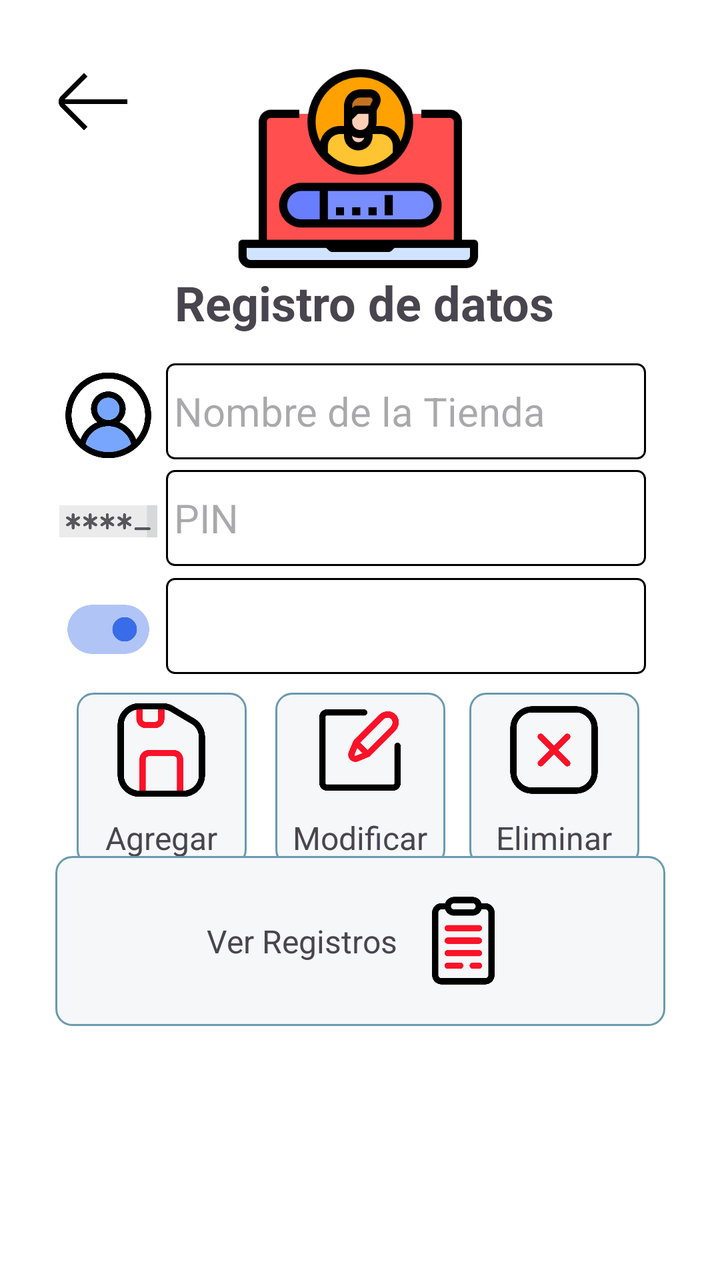
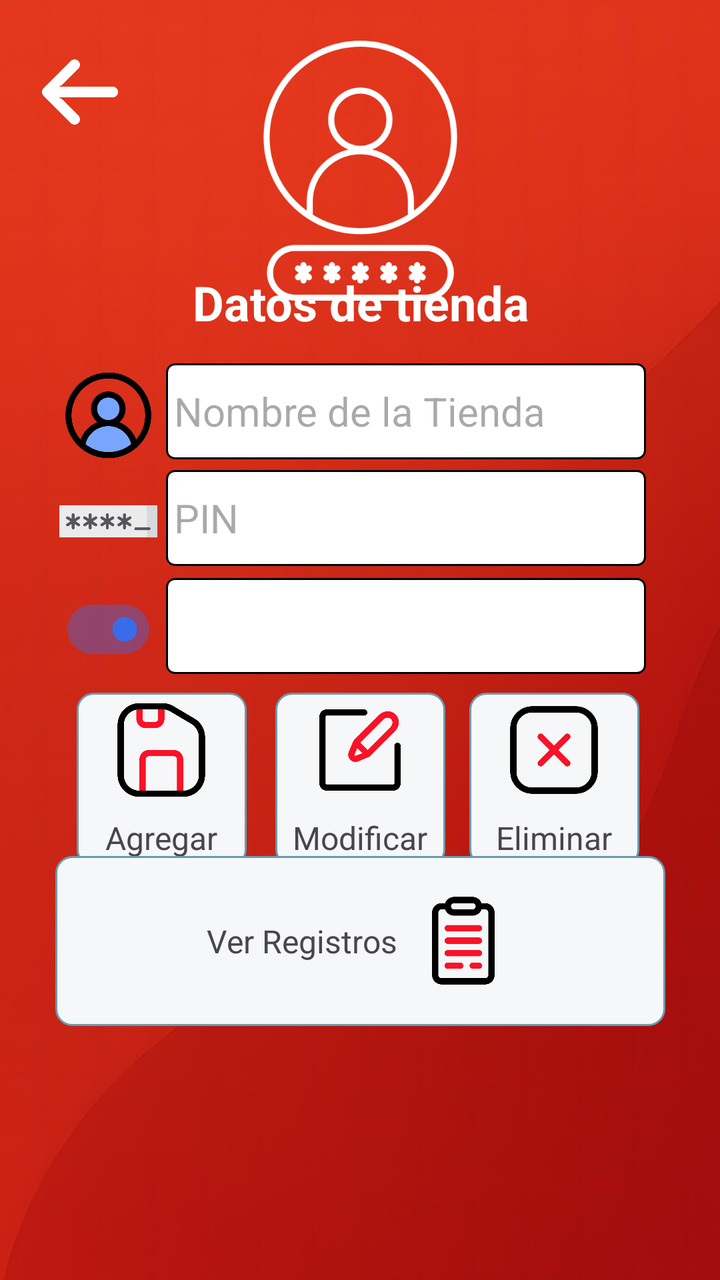

Compare the two renders of this Android layout. The source of the first and the diff that turns it into the second are given below.
<!-- AndroidManifest.xml: application theme Theme.ClaroRecargasApp -->
<!-- res/layout/activity_pantalla_ingreso_tienda.xml -->
<?xml version="1.0" encoding="utf-8"?>
<androidx.constraintlayout.widget.ConstraintLayout xmlns:android="http://schemas.android.com/apk/res/android"
    xmlns:app="http://schemas.android.com/apk/res-auto"
    xmlns:tools="http://schemas.android.com/tools"
    android:id="@+id/main"
    android:layout_width="match_parent"
    android:layout_height="match_parent"
    android:background="#FFFFFF"
    tools:context=".PantallaIngresoTienda">

    <TextView
        android:id="@+id/tituloPrincipal"
        android:layout_width="wrap_content"
        android:layout_height="wrap_content"
        android:layout_marginStart="24dp"
        android:text="Registro de datos"
        android:textSize="24sp"
        android:textStyle="bold"
        app:layout_constraintBottom_toBottomOf="parent"
        app:layout_constraintEnd_toEndOf="parent"
        app:layout_constraintHorizontal_bias="0.433"
        app:layout_constraintStart_toStartOf="parent"
        app:layout_constraintTop_toTopOf="parent"
        app:layout_constraintVertical_bias="0.222" />


    <ImageButton
        android:id="@+id/btnVolverTienda"
        android:layout_width="61dp"
        android:layout_height="59dp"
        android:layout_marginStart="16dp"
        android:background="#FFFFFF"
        android:contentDescription="@string/descripcion_boton"
        android:scaleType="fitCenter"
        app:layout_constraintBottom_toBottomOf="parent"
        app:layout_constraintEnd_toEndOf="parent"
        app:layout_constraintHorizontal_bias="0.0"
        app:layout_constraintStart_toStartOf="parent"
        app:layout_constraintTop_toTopOf="parent"
        app:layout_constraintVertical_bias="0.037"
        app:srcCompat="@drawable/regresar2" />

    <ImageView
        android:id="@+id/imageView2"
        android:layout_width="135dp"
        android:layout_height="130dp"
        app:layout_constraintBottom_toBottomOf="parent"
        app:layout_constraintEnd_toEndOf="parent"
        app:layout_constraintStart_toStartOf="parent"
        app:layout_constraintTop_toTopOf="parent"
        app:layout_constraintVertical_bias="0.04"
        app:srcCompat="@drawable/usuarioicon" />

    <EditText
        android:id="@+id/etNombre"
        android:layout_width="240dp"
        android:layout_height="48dp"
        android:hint="Nombre de la Tienda"
        android:textSize="20sp"
        android:enabled="false"
        android:background="@drawable/spinner_border"
        app:layout_constraintBottom_toBottomOf="parent"
        app:layout_constraintEnd_toEndOf="parent"
        app:layout_constraintHorizontal_bias="0.692"
        app:layout_constraintStart_toStartOf="parent"
        app:layout_constraintTop_toTopOf="parent"
        app:layout_constraintVertical_bias="0.307" />

    <ImageView
        android:id="@+id/iconNombreIT"
        android:layout_width="49dp"
        android:layout_height="52dp"
        app:layout_constraintBottom_toBottomOf="parent"
        app:layout_constraintEnd_toEndOf="parent"
        app:layout_constraintHorizontal_bias="0.095"
        app:layout_constraintStart_toStartOf="parent"
        app:layout_constraintTop_toTopOf="parent"
        app:layout_constraintVertical_bias="0.309"
        app:srcCompat="@drawable/avatar" />

    <EditText
        android:id="@+id/etPIN"
        android:layout_width="240dp"
        android:layout_height="48dp"
        android:background="@drawable/spinner_border"
        android:enabled="false"
        android:hint="PIN"
        android:inputType="number"
        android:textSize="20sp"
        app:layout_constraintBottom_toBottomOf="parent"
        app:layout_constraintEnd_toEndOf="parent"
        app:layout_constraintHorizontal_bias="0.692"
        app:layout_constraintStart_toStartOf="parent"
        app:layout_constraintTop_toTopOf="parent"
        app:layout_constraintVertical_bias="0.397" />

    <Spinner
        android:id="@+id/spinnerEstado"
        android:layout_width="240dp"
        android:layout_height="48dp"
        android:background="@drawable/spinner_border"
        app:layout_constraintBottom_toBottomOf="parent"
        app:layout_constraintEnd_toEndOf="parent"
        app:layout_constraintHorizontal_bias="0.692"
        app:layout_constraintStart_toStartOf="parent"
        app:layout_constraintTop_toTopOf="parent"
        app:layout_constraintVertical_bias="0.488" />

    <ImageView
        android:id="@+id/iconEstadoIT"
        android:layout_width="49dp"
        android:layout_height="52dp"
        app:layout_constraintBottom_toBottomOf="parent"
        app:layout_constraintEnd_toEndOf="parent"
        app:layout_constraintHorizontal_bias="0.095"
        app:layout_constraintStart_toStartOf="parent"
        app:layout_constraintTop_toTopOf="parent"
        app:layout_constraintVertical_bias="0.491"
        app:srcCompat="@drawable/estado" />

    <ImageView
        android:id="@+id/iconPINIT"
        android:layout_width="49dp"
        android:layout_height="52dp"
        app:layout_constraintBottom_toBottomOf="parent"
        app:layout_constraintEnd_toEndOf="parent"
        app:layout_constraintHorizontal_bias="0.095"
        app:layout_constraintStart_toStartOf="parent"
        app:layout_constraintTop_toTopOf="parent"
        app:layout_constraintVertical_bias="0.399"
        app:srcCompat="@drawable/codigospantallaingreso" />

    <LinearLayout
        android:id="@+id/btnEliminar"
        android:layout_width="85dp"
        android:layout_height="87dp"
        android:background="@drawable/rounded_corner_icons"
        android:gravity="center"
        android:orientation="vertical"
        app:layout_constraintBottom_toBottomOf="parent"
        app:layout_constraintEnd_toEndOf="parent"
        app:layout_constraintHorizontal_bias="0.853"
        app:layout_constraintStart_toStartOf="parent"
        app:layout_constraintTop_toTopOf="parent"
        app:layout_constraintVertical_bias="0.626">

        <ImageView
            android:id="@+id/icon_Eliminar"
            android:layout_width="50dp"
            android:layout_height="50dp"
            android:contentDescription="Logo"
            android:src="@drawable/icon_eliminar" />

        <TextView
            android:id="@+id/text_Eliminar"
            android:layout_width="wrap_content"
            android:layout_height="wrap_content"
            android:layout_marginTop="8dp"
            android:text="Eliminar"
            android:textSize="16sp" />
    </LinearLayout>

    <LinearLayout
        android:id="@+id/btnModificar"
        android:layout_width="85dp"
        android:layout_height="87dp"
        android:background="@drawable/rounded_corner_icons"
        android:gravity="center"
        android:orientation="vertical"
        app:layout_constraintBottom_toBottomOf="parent"
        app:layout_constraintEnd_toEndOf="parent"
        app:layout_constraintStart_toStartOf="parent"
        app:layout_constraintTop_toTopOf="parent"
        app:layout_constraintVertical_bias="0.626">

        <ImageView
            android:id="@+id/icon_Modificar"
            android:layout_width="50dp"
            android:layout_height="50dp"
            android:contentDescription="Logo"
            android:src="@drawable/icon_modificar" />

        <TextView
            android:id="@+id/text_Modificar"
            android:layout_width="wrap_content"
            android:layout_height="wrap_content"
            android:layout_marginTop="8dp"
            android:text="Modificar"
            android:textSize="16sp" />
    </LinearLayout>

    <LinearLayout
        android:id="@+id/btnGuardar"
        android:layout_width="85dp"
        android:layout_height="87dp"
        android:background="@drawable/rounded_corner_icons"
        android:gravity="center"
        android:orientation="vertical"
        app:layout_constraintBottom_toBottomOf="parent"
        app:layout_constraintEnd_toEndOf="parent"
        app:layout_constraintHorizontal_bias="0.139"
        app:layout_constraintStart_toStartOf="parent"
        app:layout_constraintTop_toTopOf="parent"
        app:layout_constraintVertical_bias="0.626">

        <ImageView
            android:id="@+id/icon_guardar"
            android:layout_width="50dp"
            android:layout_height="50dp"
            android:contentDescription="Logo"
            android:src="@drawable/icon_guardar" />

        <TextView
            android:id="@+id/text_guardar"
            android:layout_width="wrap_content"
            android:layout_height="wrap_content"
            android:layout_marginTop="8dp"
            android:text="Agregar"
            android:textSize="16sp" />
    </LinearLayout>

    <LinearLayout
        android:id="@+id/btnVerRegistros"
        android:layout_width="305dp"
        android:layout_height="85dp"
        android:background="@drawable/rounded_corner_icons"
        android:gravity="center"
        android:orientation="horizontal"
        android:padding="8dp"
        app:layout_constraintBottom_toBottomOf="parent"
        app:layout_constraintEnd_toEndOf="parent"
        app:layout_constraintStart_toStartOf="parent"
        app:layout_constraintTop_toTopOf="parent"
        app:layout_constraintVertical_bias="0.771">

        <TextView
            android:id="@+id/text_VerRegistros"
            android:layout_width="wrap_content"
            android:layout_height="wrap_content"
            android:layout_marginEnd="8dp"
            android:gravity="center_vertical"
            android:text="Ver Registros"
            android:textSize="16sp" />

        <ImageView
            android:id="@+id/icon_VerRegistros"
            android:layout_width="50dp"
            android:layout_height="50dp"
            android:contentDescription="Logo"
            android:src="@drawable/icon_registro" />
    </LinearLayout>


</androidx.constraintlayout.widget.ConstraintLayout>
<!-- resources referenced by this layout -->
<resources>
  <!-- drawable avatar: png bitmap (drawable, 32515 bytes) -->
  <!-- drawable codigospantallaingreso: png bitmap (drawable, 12512 bytes) -->
  <!-- drawable estado: png bitmap (drawable, 10349 bytes) -->
  <!-- drawable icon_eliminar: png bitmap (drawable, 10553 bytes) -->
  <!-- drawable icon_guardar: png bitmap (drawable, 12555 bytes) -->
  <!-- drawable icon_modificar: png bitmap (drawable, 10824 bytes) -->
  <!-- drawable icon_registro: png bitmap (drawable, 9191 bytes) -->
  <!-- drawable regresar2: png bitmap (drawable, 2302 bytes) -->
  <!-- drawable rounded_corner_icons (drawable) -->
  <?xml version="1.0" encoding="utf-8"?>
  <shape xmlns:android="http://schemas.android.com/apk/res/android">
      <solid android:color="#F5F7F8"/> 
      <corners android:radius="8dp"/>  
      <stroke
          android:width="1dp"
          android:color="#6A9AB0"/> 
  </shape>
  <!-- drawable spinner_border (drawable) -->
  <?xml version="1.0" encoding="utf-8"?>
  <shape xmlns:android="http://schemas.android.com/apk/res/android">
      <solid android:color="#FFFFFF" /> 
      <stroke
          android:width="1dp"
          android:color="#000000" /> 
      <corners android:radius="4dp"/> 
      <padding
          android:left="4dp"
          android:top="4dp"
          android:right="4dp"
          android:bottom="4dp" />
  </shape>
  <!-- drawable usuarioicon: png bitmap (drawable, 18273 bytes) -->
  <string name="descripcion_boton">Menú desplegable</string>
  <style name="Theme.ClaroRecargasApp" parent="Base.Theme.ClaroRecargasApp">
          
          <item name="android:windowFullscreen">true</item>
      </style>
  <style name="Base.Theme.ClaroRecargasApp" parent="Theme.Material3.DayNight.NoActionBar">
          
          
      </style>
</resources>

<!-- the commit's change to res/layout/activity_pantalla_ingreso_tienda.xml (unified diff, before → after) -->
@@ -5,15 +5,26 @@
     android:id="@+id/main"
     android:layout_width="match_parent"
     android:layout_height="match_parent"
-    android:background="#FFFFFF"
     tools:context=".PantallaIngresoTienda">
+
+    <ImageView
+        android:id="@+id/backgroundImage"
+        android:layout_width="0dp"
+        android:layout_height="0dp"
+        android:scaleType="centerCrop"
+        android:src="@drawable/fondoapp"
+        app:layout_constraintTop_toTopOf="parent"
+        app:layout_constraintBottom_toBottomOf="parent"
+        app:layout_constraintStart_toStartOf="parent"
+        app:layout_constraintEnd_toEndOf="parent" />
 
     <TextView
         android:id="@+id/tituloPrincipal"
         android:layout_width="wrap_content"
         android:layout_height="wrap_content"
         android:layout_marginStart="24dp"
-        android:text="Registro de datos"
+        android:text="Datos de tienda"
+        android:textColor="#FFFFFF"
         android:textSize="24sp"
         android:textStyle="bold"
         app:layout_constraintBottom_toBottomOf="parent"
@@ -26,19 +37,20 @@
 
     <ImageButton
         android:id="@+id/btnVolverTienda"
-        android:layout_width="61dp"
-        android:layout_height="59dp"
+        android:layout_width="48dp"
+        android:layout_height="48dp"
         android:layout_marginStart="16dp"
-        android:background="#FFFFFF"
+        android:background="@android:color/transparent"
         android:contentDescription="@string/descripcion_boton"
         android:scaleType="fitCenter"
+        android:padding="5dp"
         app:layout_constraintBottom_toBottomOf="parent"
         app:layout_constraintEnd_toEndOf="parent"
         app:layout_constraintHorizontal_bias="0.0"
         app:layout_constraintStart_toStartOf="parent"
         app:layout_constraintTop_toTopOf="parent"
         app:layout_constraintVertical_bias="0.037"
-        app:srcCompat="@drawable/regresar2" />
+        app:srcCompat="@drawable/icon_regresar" />
 
     <ImageView
         android:id="@+id/imageView2"
@@ -49,7 +61,7 @@
         app:layout_constraintStart_toStartOf="parent"
         app:layout_constraintTop_toTopOf="parent"
         app:layout_constraintVertical_bias="0.04"
-        app:srcCompat="@drawable/usuarioicon" />
+        app:srcCompat="@drawable/icon_registrotienda" />
 
     <EditText
         android:id="@+id/etNombre"
<!-- resource entries referenced after the edit -->
@@ -3,11 +3,13 @@
   <!-- drawable avatar: png bitmap (drawable, 32515 bytes) -->
   <!-- drawable codigospantallaingreso: png bitmap (drawable, 12512 bytes) -->
   <!-- drawable estado: png bitmap (drawable, 10349 bytes) -->
+  <!-- drawable fondoapp: jpg bitmap (drawable, 112541 bytes) -->
   <!-- drawable icon_eliminar: png bitmap (drawable, 10553 bytes) -->
   <!-- drawable icon_guardar: png bitmap (drawable, 12555 bytes) -->
   <!-- drawable icon_modificar: png bitmap (drawable, 10824 bytes) -->
   <!-- drawable icon_registro: png bitmap (drawable, 9191 bytes) -->
-  <!-- drawable regresar2: png bitmap (drawable, 2302 bytes) -->
+  <!-- drawable icon_registrotienda: png bitmap (drawable, 23196 bytes) -->
+  <!-- drawable icon_regresar: png bitmap (drawable, 7179 bytes) -->
   <!-- drawable rounded_corner_icons (drawable) -->
   <?xml version="1.0" encoding="utf-8"?>
   <shape xmlns:android="http://schemas.android.com/apk/res/android">
@@ -31,7 +33,6 @@
           android:right="4dp"
           android:bottom="4dp" />
   </shape>
-  <!-- drawable usuarioicon: png bitmap (drawable, 18273 bytes) -->
   <string name="descripcion_boton">Menú desplegable</string>
   <style name="Theme.ClaroRecargasApp" parent="Base.Theme.ClaroRecargasApp">
           
